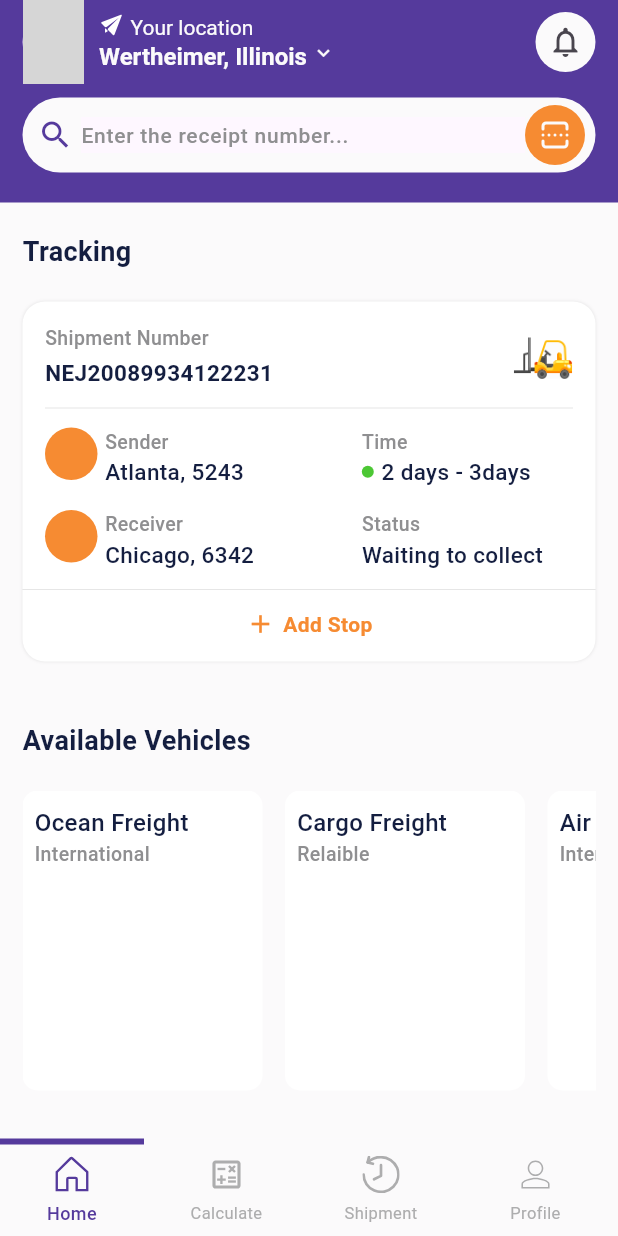
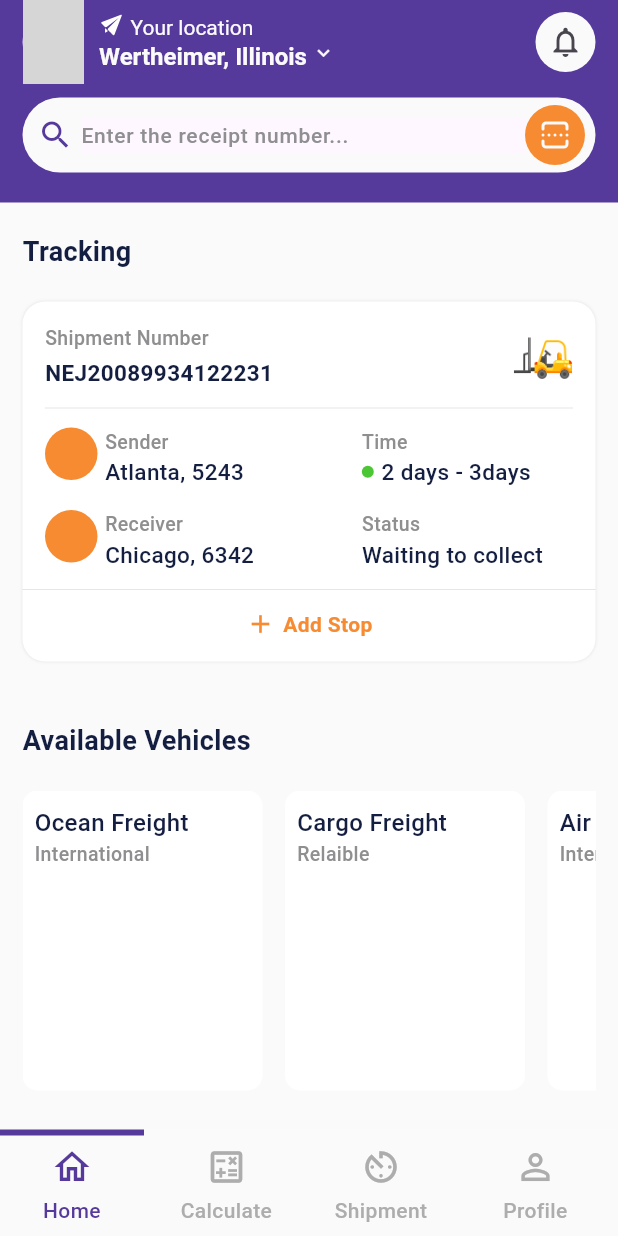
Before and after one commit to donkizzy/movemate_shipment_mobile, a Flutter app: the screen it shows after launch, on a phone screen of 412 x 824 dp. Run offline on Flutter 3.47's test engine with Material 2 defaults, Android fonts, the phone set to English and light mode, and no system bars; our stand-ins replace flutter_staggered_animations, flutter_svg, google_fonts; network calls fail; grey boxes are pictures that could not be loaded.

Commit message:
changed bottom nav icons

```diff
--- a/lib/features/home/presentation/pages/landing_page.dart
+++ b/lib/features/home/presentation/pages/landing_page.dart
@@ -33,8 +33,6 @@ class _LandingPageState extends State<LandingPage> {
             bottomNavigationBar: LineIndicatorBottomNavbar(
               currentIndex: value,
               enableLineIndicator: true,
-              selectedIconSize: 25,
-              unselectedIconSize: 25,
               lineIndicatorWidth: 4,
               onTap: (int index) {
                 _selectedIndex.value = index ;
@@ -44,18 +42,18 @@ class _LandingPageState extends State<LandingPage> {
               customBottomBarItems: [
                 LineIndicatorBottomBarItems(
                   label: 'Home',
-                  icon: 'assets/home.svg',
+                  icon: Icons.home_outlined,
                 ),
                 LineIndicatorBottomBarItems(
                   label: 'Calculate',
-                  icon: 'assets/calculate.svg',
+                  icon: Icons.calculate_outlined,
                 ),
                 LineIndicatorBottomBarItems(
                     label: 'Shipment',
-                    icon: 'assets/time-rewind.svg'),
+                    icon: Icons.av_timer_outlined),
                 LineIndicatorBottomBarItems(
                   label: 'Profile',
-                  icon: 'assets/person.svg',
+                  icon: Icons.person_outline,
                 ),
               ],
 
--- a/lib/features/home/presentation/widgets/line_indicator_bottom_item.dart
+++ b/lib/features/home/presentation/widgets/line_indicator_bottom_item.dart
@@ -1,5 +1,7 @@
+import 'package:flutter/material.dart';
+
 class LineIndicatorBottomBarItems {
-  final String icon;
+  final IconData icon;
   final String label;
 
   LineIndicatorBottomBarItems({
--- a/lib/features/home/presentation/widgets/line_indicator_bottom_items.dart
+++ b/lib/features/home/presentation/widgets/line_indicator_bottom_items.dart
@@ -3,13 +3,8 @@ import 'package:flutter_svg/flutter_svg.dart';
 import 'package:movemate_shipment/features/app_colors.dart';
 
 class LineIndicatorBottomNavbarItems extends StatelessWidget {
-  final String icon;
+  final IconData icon;
   final String? label;
-  final double unSelectedFontSize;
-  final double selectedIconSize;
-  final double unselectedIconSize;
-
-  final double selectedFontSize;
   final Color? splashColor;
   final int? currentIndex;
   final int index;
@@ -21,10 +16,6 @@ class LineIndicatorBottomNavbarItems extends StatelessWidget {
     super.key,
     required this.icon,
     this.label,
-    this.unSelectedFontSize = 11,
-    this.selectedFontSize = 12,
-    this.selectedIconSize = 20,
-    this.unselectedIconSize = 15,
     this.splashColor,
     this.currentIndex,
     required this.onTap,
@@ -61,25 +52,13 @@ class LineIndicatorBottomNavbarItems extends StatelessWidget {
               // height: 60,
               child: Column(
                 children: [
-                  SvgPicture.asset(
-                    icon,
-                    height: isSelected ? selectedIconSize : unselectedIconSize,
-                    width: isSelected ? selectedIconSize : unselectedIconSize,
-                    fit: BoxFit.fill,
-                    colorFilter: ColorFilter.mode(
-                      isSelected ? gigasPurple : bombayGrey,
-                      BlendMode.srcIn,
-                    ),
+                   Icon(
+                     icon,
+                    size:28,
+                    color: isSelected
+                        ? gigasPurple
+                        : bombayGrey,
                   ),
-                  // Icon(
-                  //   icon,
-                  //   size: isSelected
-                  //       ? selectedIconSize
-                  //       : unselectedIconSize,
-                  //   color: isSelected
-                  //       ? gigasPurple
-                  //       : bombayGrey,
-                  // ),
                   const SizedBox(
                     height: 5.0,
                   ),
@@ -88,10 +67,8 @@ class LineIndicatorBottomNavbarItems extends StatelessWidget {
                     textAlign: TextAlign.center,
                     overflow: TextOverflow.ellipsis,
                     style: TextStyle(
-                      fontWeight:
-                          isSelected ? FontWeight.w500 : FontWeight.w400,
-                      fontSize:
-                          isSelected ? selectedFontSize : unSelectedFontSize,
+                      fontWeight: FontWeight.w500,
+                      fontSize:14,
                       color: isSelected ? gigasPurple : bombayGrey,
                     ),
                   ),
--- a/lib/features/home/presentation/widgets/line_indicator_bottom_navigation.dart
+++ b/lib/features/home/presentation/widgets/line_indicator_bottom_navigation.dart
@@ -47,10 +47,6 @@ class LineIndicatorBottomNavbar extends StatelessWidget {
                 child: LineIndicatorBottomNavbarItems(
                   icon: customBottomBarItems[i].icon,
                   label: customBottomBarItems[i].label,
-                  unSelectedFontSize: unselectedFontSize,
-                  selectedFontSize: selectedFontSize,
-                  unselectedIconSize: unselectedIconSize,
-                  selectedIconSize: selectedIconSize,
                   splashColor: splashColor,
                   currentIndex: currentIndex,
                   enableLineIndicator: enableLineIndicator,
```
Also changed, not shown: assets/calculate.svg, assets/home.svg, assets/person.svg, assets/time-rewind.svg.
